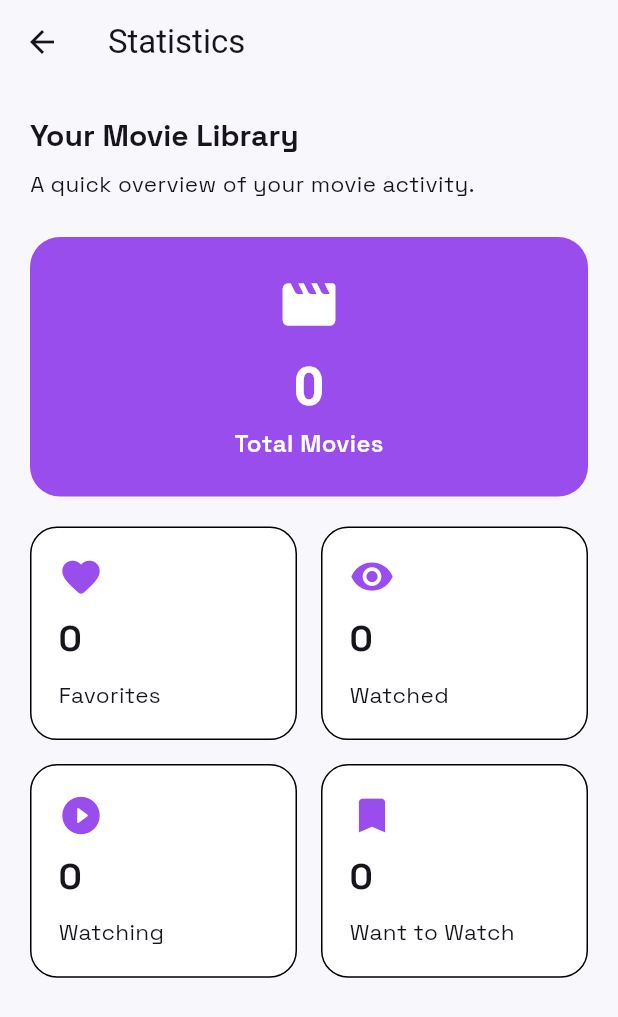
After one commit to EslamVx/Moonova, a Flutter app: the ProfileScreen screen opened directly, after a tap on "Your Statistics", on a phone screen of 412 x 824 dp. The commit adds this screen. Shown: the top 1017 px of the screen. Run offline on Flutter 3.47's test engine with Material 3 defaults, Android fonts, the phone set to English and light mode, and no system bars; our stand-ins replace cloud_firestore, firebase_auth, firebase_core, flutter_dotenv, google_fonts, google_sign_in; accounts and stored records are empty; network calls fail.

Commit message:
feat: add movie statistics

```diff
--- a/lib/screens/profile/profile_screen.dart
+++ b/lib/screens/profile/profile_screen.dart
@@ -3,6 +3,7 @@ import 'package:flutter/material.dart';
 import 'package:provider/provider.dart';
 
 import '../../providers/auth_provider.dart';
+import '../statistics/statistics_screen.dart';
 
 class ProfileScreen extends StatelessWidget {
   const ProfileScreen({super.key});
@@ -65,6 +66,28 @@ class ProfileScreen extends StatelessWidget {
                   color: theme.textTheme.bodySmall?.color,
                 ),
               ),
+              const SizedBox(height: 32),
+              SizedBox(
+                width: double.infinity,
+                child: OutlinedButton.icon(
+                  onPressed: () {
+                    Navigator.push(
+                      context,
+                      MaterialPageRoute(
+                        builder: (_) => const StatisticsScreen(),
+                      ),
+                    );
+                  },
+                  icon: const Icon(Icons.bar_chart_rounded),
+                  label: const Text('Your Statistics'),
+                  style: OutlinedButton.styleFrom(
+                    padding: const EdgeInsets.symmetric(vertical: 14),
+                    shape: RoundedRectangleBorder(
+                      borderRadius: BorderRadius.circular(14),
+                    ),
+                  ),
+                ),
+              ),
               const Spacer(),
               SizedBox(
                 width: double.infinity,
--- /dev/null
+++ b/lib/screens/statistics/statistics_screen.dart
@@ -0,0 +1,160 @@
+import 'package:flutter/material.dart';
+import 'package:provider/provider.dart';
+
+import '../../providers/movie_list_provider.dart';
+
+class StatisticsScreen extends StatelessWidget {
+  const StatisticsScreen({super.key});
+
+  @override
+  Widget build(BuildContext context) {
+    final provider = context.watch<MovieListProvider>();
+    final theme = Theme.of(context);
+
+    final favorites = provider.favorites.length;
+    final watched = provider.watched.length;
+    final watching = provider.watching.length;
+    final wantToWatch = provider.wantToWatch.length;
+
+    final totalMovies = {
+      ...provider.favorites.map((movie) => movie.movieId),
+      ...provider.watched.map((movie) => movie.movieId),
+      ...provider.watching.map((movie) => movie.movieId),
+      ...provider.wantToWatch.map((movie) => movie.movieId),
+    }.length;
+
+    return Scaffold(
+      appBar: AppBar(title: const Text('Statistics')),
+      body: provider.isLoading
+          ? const Center(child: CircularProgressIndicator())
+          : SingleChildScrollView(
+              padding: const EdgeInsets.all(20),
+              child: Column(
+                crossAxisAlignment: CrossAxisAlignment.start,
+                children: [
+                  Text(
+                    'Your Movie Library',
+                    style: theme.textTheme.headlineSmall?.copyWith(
+                      fontWeight: FontWeight.bold,
+                    ),
+                  ),
+                  const SizedBox(height: 8),
+                  Text(
+                    'A quick overview of your movie activity.',
+                    style: theme.textTheme.bodyMedium,
+                  ),
+                  const SizedBox(height: 24),
+                  _buildTotalCard(context, totalMovies),
+                  const SizedBox(height: 20),
+                  GridView.count(
+                    crossAxisCount: 2,
+                    shrinkWrap: true,
+                    physics: const NeverScrollableScrollPhysics(),
+                    crossAxisSpacing: 16,
+                    mainAxisSpacing: 16,
+                    childAspectRatio: 1.25,
+                    children: [
+                      _buildStatCard(
+                        context,
+                        icon: Icons.favorite_rounded,
+                        title: 'Favorites',
+                        value: favorites,
+                      ),
+                      _buildStatCard(
+                        context,
+                        icon: Icons.visibility_rounded,
+                        title: 'Watched',
+                        value: watched,
+                      ),
+                      _buildStatCard(
+                        context,
+                        icon: Icons.play_circle_fill_rounded,
+                        title: 'Watching',
+                        value: watching,
+                      ),
+                      _buildStatCard(
+                        context,
+                        icon: Icons.bookmark_rounded,
+                        title: 'Want to Watch',
+                        value: wantToWatch,
+                      ),
+                    ],
+                  ),
+                ],
+              ),
+            ),
+    );
+  }
+
+  Widget _buildTotalCard(BuildContext context, int totalMovies) {
+    final theme = Theme.of(context);
+
+    return Container(
+      width: double.infinity,
+      padding: const EdgeInsets.all(24),
+      decoration: BoxDecoration(
+        color: theme.colorScheme.primary,
+        borderRadius: BorderRadius.circular(20),
+      ),
+      child: Column(
+        children: [
+          const Icon(Icons.movie_rounded, size: 42, color: Colors.white),
+          const SizedBox(height: 12),
+          Text(
+            '$totalMovies',
+            style: theme.textTheme.displaySmall?.copyWith(
+              color: Colors.white,
+              fontWeight: FontWeight.bold,
+            ),
+          ),
+          const SizedBox(height: 4),
+          const Text(
+            'Total Movies',
+            style: TextStyle(
+              color: Colors.white,
+              fontSize: 16,
+              fontWeight: FontWeight.w600,
+            ),
+          ),
+        ],
+      ),
+    );
+  }
+
+  Widget _buildStatCard(
+    BuildContext context, {
+    required IconData icon,
+    required String title,
+    required int value,
+  }) {
+    final theme = Theme.of(context);
+
+    return Container(
+      padding: const EdgeInsets.all(18),
+      decoration: BoxDecoration(
+        color: theme.colorScheme.surface,
+        borderRadius: BorderRadius.circular(18),
+        border: Border.all(color: theme.dividerColor),
+      ),
+      child: Column(
+        crossAxisAlignment: CrossAxisAlignment.start,
+        mainAxisAlignment: MainAxisAlignment.spaceBetween,
+        children: [
+          Icon(icon, size: 30, color: theme.colorScheme.primary),
+          Text(
+            '$value',
+            style: theme.textTheme.headlineMedium?.copyWith(
+              fontWeight: FontWeight.bold,
+            ),
+          ),
+          Text(
+            title,
+            style: theme.textTheme.bodyMedium,
+            maxLines: 2,
+            overflow: TextOverflow.ellipsis,
+          ),
+        ],
+      ),
+    );
+  }
+}
```
